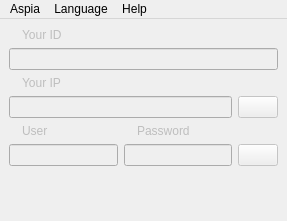
The window that source/host/ui/main_window.ui (dchapyshev/aspia) describes before a commit, drawn with Qt 5.
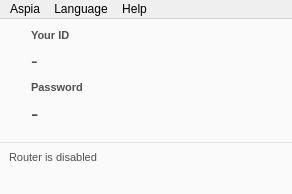
The same window after the commit. Icons and pictures are not drawn.

```diff
--- a/source/host/ui/main_window.ui
+++ b/source/host/ui/main_window.ui
@@ -6,8 +6,8 @@
    <rect>
     <x>0</x>
     <y>0</y>
-    <width>287</width>
-    <height>221</height>
+    <width>292</width>
+    <height>194</height>
    </rect>
   </property>
   <property name="sizePolicy">
@@ -26,7 +26,37 @@
    <string>Aspia Host</string>
   </property>
   <widget class="QWidget" name="centralwidget">
+   <property name="styleSheet">
+    <string notr="true">background-color:#FAFAFA;
+</string>
+   </property>
+   <layout class="QVBoxLayout" name="verticalLayout_3">
+    <property name="leftMargin">
+     <number>0</number>
+    </property>
+    <property name="topMargin">
+     <number>0</number>
+    </property>
+    <property name="rightMargin">
+     <number>0</number>
+    </property>
+    <property name="bottomMargin">
+     <number>0</number>
+    </property>
+    <item>
    <layout class="QVBoxLayout" name="verticalLayout">
+      <property name="leftMargin">
+       <number>9</number>
+      </property>
+      <property name="topMargin">
+       <number>9</number>
+      </property>
+      <property name="rightMargin">
+       <number>9</number>
+      </property>
+      <property name="bottomMargin">
+       <number>9</number>
+      </property>
     <item>
      <layout class="QHBoxLayout" name="horizontalLayout_3">
       <item>
@@ -56,6 +86,13 @@
         <property name="enabled">
          <bool>false</bool>
         </property>
+          <property name="styleSheet">
+           <string notr="true">QLabel {
+font: bold 11px;
+color:#505050;
+padding-left: 6px;
+}</string>
+          </property>
         <property name="text">
          <string>Your ID</string>
         </property>
@@ -68,123 +105,24 @@
       <property name="enabled">
        <bool>false</bool>
       </property>
-      <property name="text">
-       <string/>
-      </property>
-      <property name="readOnly">
-       <bool>true</bool>
-      </property>
-     </widget>
-    </item>
-    <item>
-     <layout class="QHBoxLayout" name="horizontalLayout_2">
-      <item>
-       <widget class="QLabel" name="label_icon_ip">
-        <property name="enabled">
-         <bool>false</bool>
-        </property>
-        <property name="sizePolicy">
-         <sizepolicy hsizetype="Fixed" vsizetype="Preferred">
-          <horstretch>0</horstretch>
-          <verstretch>0</verstretch>
-         </sizepolicy>
-        </property>
+        <property name="styleSheet">
+         <string notr="true">QLineEdit {
+background: #FAFAFA;
+color: #505050;
+border: 0;
+font-size: 20px;
+padding-left: 20px;
+}</string>
+        </property>
         <property name="text">
-         <string/>
+         <string notr="true">-</string>
         </property>
-        <property name="pixmap">
-         <pixmap resource="resources.qrc">:/img/computer.png</pixmap>
-        </property>
-        <property name="alignment">
-         <set>Qt::AlignCenter</set>
-        </property>
-       </widget>
-      </item>
-      <item>
-       <widget class="QLabel" name="label_ip">
-        <property name="enabled">
-         <bool>false</bool>
-        </property>
-        <property name="text">
-         <string>Your IP</string>
-        </property>
-       </widget>
-      </item>
-     </layout>
-    </item>
-    <item>
-     <layout class="QHBoxLayout" name="horizontalLayout_6">
-      <item>
-       <widget class="QLineEdit" name="edit_ip">
-        <property name="enabled">
-         <bool>false</bool>
-        </property>
-        <property name="text">
-         <string/>
-        </property>
         <property name="readOnly">
          <bool>true</bool>
         </property>
        </widget>
       </item>
       <item>
-       <widget class="QPushButton" name="button_refresh_ip_list">
-        <property name="enabled">
-         <bool>false</bool>
-        </property>
-        <property name="sizePolicy">
-         <sizepolicy hsizetype="Fixed" vsizetype="Fixed">
-          <horstretch>0</horstretch>
-          <verstretch>0</verstretch>
-         </sizepolicy>
-        </property>
-        <property name="text">
-         <string/>
-        </property>
-        <property name="icon">
-         <iconset resource="resources.qrc">
-          <normaloff>:/img/arrow-circle-double.png</normaloff>:/img/arrow-circle-double.png</iconset>
-        </property>
-       </widget>
-      </item>
-     </layout>
-    </item>
-    <item>
-     <layout class="QGridLayout" name="gridLayout">
-      <item row="0" column="0">
-       <layout class="QHBoxLayout" name="horizontalLayout">
-        <item>
-         <widget class="QLabel" name="label_icon_user">
-          <property name="enabled">
-           <bool>false</bool>
-          </property>
-          <property name="sizePolicy">
-           <sizepolicy hsizetype="Fixed" vsizetype="Preferred">
-            <horstretch>0</horstretch>
-            <verstretch>0</verstretch>
-           </sizepolicy>
-          </property>
-          <property name="text">
-           <string/>
-          </property>
-          <property name="pixmap">
-           <pixmap resource="resources.qrc">:/img/user.png</pixmap>
-          </property>
-         </widget>
-        </item>
-        <item>
-         <widget class="QLabel" name="label_user">
-          <property name="enabled">
-           <bool>false</bool>
-          </property>
-          <property name="text">
-           <string>User</string>
-          </property>
-         </widget>
-        </item>
-       </layout>
-      </item>
-      <item row="0" column="1">
        <layout class="QHBoxLayout" name="horizontalLayout_4">
         <item>
          <widget class="QLabel" name="label_icon_password">
@@ -213,6 +151,13 @@
           <property name="enabled">
            <bool>false</bool>
           </property>
+          <property name="styleSheet">
+           <string notr="true">QLabel {
+font: bold 11px;
+color:#505050;
+padding-left: 6px;
+}</string>
+          </property>
           <property name="text">
            <string>Password</string>
           </property>
@@ -220,29 +165,51 @@
         </item>
        </layout>
       </item>
-      <item row="1" column="0">
-       <widget class="QLineEdit" name="edit_user">
-        <property name="enabled">
-         <bool>false</bool>
+      <item>
+       <widget class="QFrame" name="frame">
+        <property name="styleSheet">
+         <string notr="true">QFrame {
+border: 0;
+}</string>
         </property>
-        <property name="text">
-         <string/>
+        <property name="frameShape">
+         <enum>QFrame::StyledPanel</enum>
         </property>
-        <property name="alignment">
-         <set>Qt::AlignLeading|Qt::AlignLeft|Qt::AlignVCenter</set>
+        <property name="frameShadow">
+         <enum>QFrame::Raised</enum>
         </property>
-        <property name="readOnly">
-         <bool>true</bool>
-        </property>
-       </widget>
-      </item>
-      <item row="1" column="1">
+        <layout class="QHBoxLayout" name="horizontalLayout">
+         <property name="spacing">
+          <number>0</number>
+         </property>
+         <property name="leftMargin">
+          <number>0</number>
+         </property>
+         <property name="topMargin">
+          <number>0</number>
+         </property>
+         <property name="rightMargin">
+          <number>0</number>
+         </property>
+         <property name="bottomMargin">
+          <number>0</number>
+         </property>
+         <item>
        <widget class="QLineEdit" name="edit_password">
         <property name="enabled">
          <bool>false</bool>
         </property>
+           <property name="styleSheet">
+            <string notr="true">QLineEdit {
+background: #FAFAFA;
+color: #505050;
+border: 0;
+font-size: 22px;
+padding-left: 20px;
+}</string>
+           </property>
         <property name="text">
-         <string/>
+            <string notr="true">-</string>
         </property>
         <property name="alignment">
          <set>Qt::AlignLeading|Qt::AlignLeft|Qt::AlignVCenter</set>
@@ -252,7 +219,7 @@
         </property>
        </widget>
       </item>
-      <item row="1" column="2">
+         <item>
        <widget class="QPushButton" name="button_new_password">
         <property name="enabled">
          <bool>false</bool>
@@ -263,6 +230,23 @@
           <verstretch>0</verstretch>
          </sizepolicy>
         </property>
+           <property name="styleSheet">
+            <string notr="true">QPushButton {
+background: #FAFAFA;
+border: 0;
+padding: 3px;
+}
+QPushButton:hover {
+background: #EBEBEB;
+border: 1px solid #AAAAAA;
+border-radius: 2px;
+}
+QPushButton:pressed {
+background: #D7D7D7;
+border: 1px solid #AAAAAA;
+border-radius: 2px;
+}</string>
+           </property>
         <property name="text">
          <string/>
         </property>
@@ -273,6 +257,45 @@
        </widget>
       </item>
      </layout>
+       </widget>
+      </item>
+     </layout>
+    </item>
+    <item>
+     <widget class="QWidget" name="widget_statusbar" native="true">
+      <property name="styleSheet">
+       <string notr="true">QWidget {
+border-top: 1px solid #E4E4E4;
+}</string>
+      </property>
+      <layout class="QVBoxLayout" name="verticalLayout_2">
+       <item>
+        <widget class="QPushButton" name="button_status">
+         <property name="enabled">
+          <bool>false</bool>
+         </property>
+         <property name="styleSheet">
+          <string notr="true">QPushButton {
+font: 11px;
+color: #505050;
+text-align: left;
+border: 0;
+}
+QPushButton:hover:enabled {
+text-decoration: underline;
+}</string>
+         </property>
+         <property name="text">
+          <string>Router is disabled</string>
+         </property>
+         <property name="icon">
+          <iconset resource="resources.qrc">
+           <normaloff>:/img/cross-script.png</normaloff>:/img/cross-script.png</iconset>
+         </property>
+        </widget>
+       </item>
+      </layout>
+     </widget>
     </item>
     <item>
      <spacer name="verticalSpacer">
@@ -294,7 +317,7 @@
     <rect>
      <x>0</x>
      <y>0</y>
-     <width>287</width>
+     <width>292</width>
      <height>21</height>
     </rect>
    </property>
@@ -324,11 +347,6 @@
    <addaction name="menu_language"/>
    <addaction name="menu_help"/>
   </widget>
-  <widget class="QStatusBar" name="statusbar">
-   <property name="sizeGripEnabled">
-    <bool>false</bool>
-   </property>
-  </widget>
   <action name="action_exit">
    <property name="icon">
     <iconset resource="resources.qrc">
```
Lines whose indentation alone changed are shown as unchanged.
